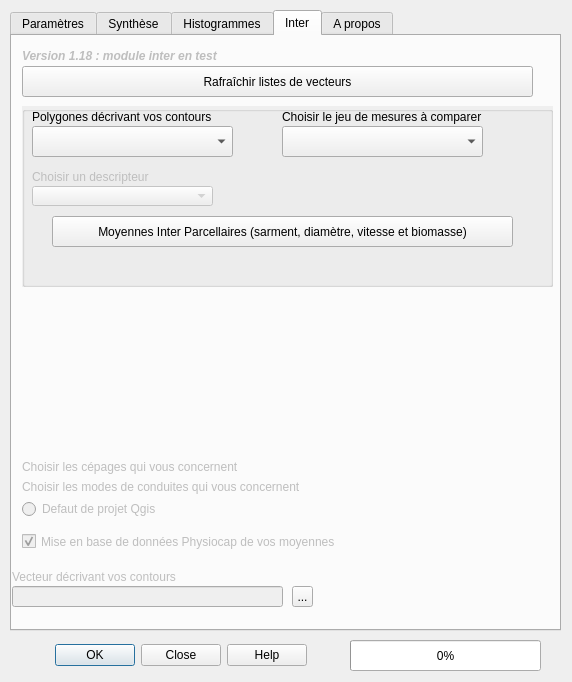
Qt form Physiocap_dialog_base.ui (jhemmi/QgisPhysiocapPlugin) before a commit.
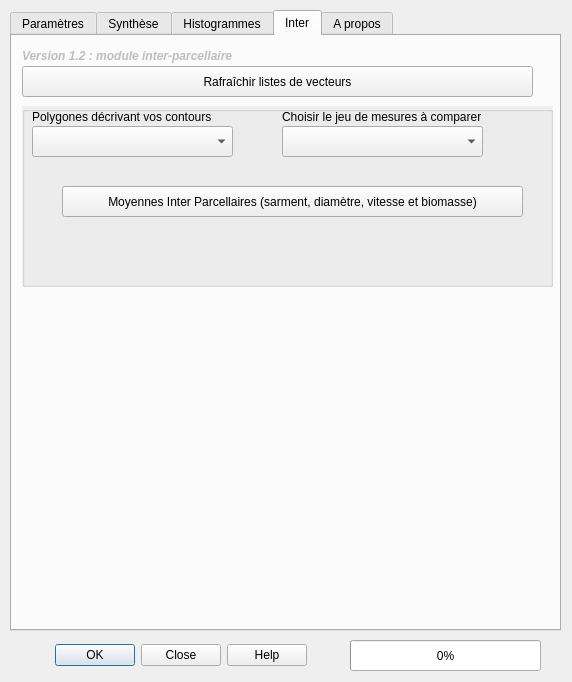
The same form after that commit. The open tabs and pages were chosen to show the change.

Diff of the .ui file:
```diff
--- a/Physiocap_dialog_base.ui
+++ b/Physiocap_dialog_base.ui
@@ -785,73 +785,6 @@
     <attribute name="title">
      <string>Inter</string>
     </attribute>
-    <widget class="QRadioButton" name="radioButtonQgisProject">
-     <property name="enabled">
-      <bool>false</bool>
-     </property>
-     <property name="geometry">
-      <rect>
-       <x>10</x>
-       <y>460</y>
-       <width>201</width>
-       <height>26</height>
-      </rect>
-     </property>
-     <property name="text">
-      <string>Defaut de projet Qgis</string>
-     </property>
-    </widget>
-    <widget class="QCheckBox" name="checkBoxBD">
-     <property name="enabled">
-      <bool>false</bool>
-     </property>
-     <property name="geometry">
-      <rect>
-       <x>10</x>
-       <y>490</y>
-       <width>491</width>
-       <height>31</height>
-      </rect>
-     </property>
-     <property name="text">
-      <string>Mise en base de données Physiocap de vos moyennes</string>
-     </property>
-     <property name="checked">
-      <bool>true</bool>
-     </property>
-    </widget>
-    <widget class="QLabel" name="label_80">
-     <property name="enabled">
-      <bool>false</bool>
-     </property>
-     <property name="geometry">
-      <rect>
-       <x>10</x>
-       <y>420</y>
-       <width>311</width>
-       <height>21</height>
-      </rect>
-     </property>
-     <property name="text">
-      <string>Choisir les cépages qui vous concernent</string>
-     </property>
-    </widget>
-    <widget class="QLabel" name="label_81">
-     <property name="enabled">
-      <bool>false</bool>
-     </property>
-     <property name="geometry">
-      <rect>
-       <x>10</x>
-       <y>440</y>
-       <width>371</width>
-       <height>21</height>
-      </rect>
-     </property>
-     <property name="text">
-      <string>Choisir les modes de conduites qui vous concernent</string>
-     </property>
-    </widget>
     <widget class="QLabel" name="label_60">
      <property name="enabled">
       <bool>false</bool>
@@ -865,7 +798,7 @@
       </rect>
      </property>
      <property name="text">
-      <string>&lt;html&gt;&lt;head/&gt;&lt;body&gt;&lt;p&gt;&lt;span style=&quot; font-weight:600; font-style:italic;&quot;&gt;Version 1.18 : module inter en test&lt;/span&gt;&lt;/p&gt;&lt;/body&gt;&lt;/html&gt;</string>
+      <string>&lt;html&gt;&lt;head/&gt;&lt;body&gt;&lt;p&gt;&lt;span style=&quot; font-weight:600; font-style:italic;&quot;&gt;Version 1.2 : module inter-parcellaire&lt;/span&gt;&lt;/p&gt;&lt;/body&gt;&lt;/html&gt;</string>
      </property>
     </widget>
     <widget class="QGroupBox" name="groupBoxInter">
@@ -889,8 +822,8 @@
      <widget class="QPushButton" name="ButtonInter">
       <property name="geometry">
        <rect>
-        <x>30</x>
-        <y>110</y>
+        <x>40</x>
+        <y>80</y>
         <width>461</width>
         <height>31</height>
        </rect>
@@ -938,35 +871,6 @@
        <string>Polygones décrivant vos contours</string>
       </property>
      </widget>
-     <widget class="QLabel" name="lab_62">
-      <property name="enabled">
-       <bool>false</bool>
-      </property>
-      <property name="geometry">
-       <rect>
-        <x>10</x>
-        <y>60</y>
-        <width>151</width>
-        <height>21</height>
-       </rect>
-      </property>
-      <property name="text">
-       <string>Choisir un descripteur</string>
-      </property>
-     </widget>
-     <widget class="QComboBox" name="fieldComboFieldContours">
-      <property name="enabled">
-       <bool>false</bool>
-      </property>
-      <property name="geometry">
-       <rect>
-        <x>10</x>
-        <y>80</y>
-        <width>181</width>
-        <height>20</height>
-       </rect>
-      </property>
-     </widget>
      <widget class="QLabel" name="lab_63">
       <property name="enabled">
        <bool>true</bool>
@@ -984,51 +888,6 @@
       </property>
      </widget>
     </widget>
-    <widget class="QLabel" name="lab_71">
-     <property name="enabled">
-      <bool>false</bool>
-     </property>
-     <property name="geometry">
-      <rect>
-       <x>0</x>
-       <y>530</y>
-       <width>321</width>
-       <height>21</height>
-      </rect>
-     </property>
-     <property name="text">
-      <string>Vecteur décrivant vos contours</string>
-     </property>
-    </widget>
-    <widget class="QLineEdit" name="lineEditContours">
-     <property name="enabled">
-      <bool>false</bool>
-     </property>
-     <property name="geometry">
-      <rect>
-       <x>0</x>
-       <y>550</y>
-       <width>271</width>
-       <height>21</height>
-      </rect>
-     </property>
-    </widget>
-    <widget class="QToolButton" name="toolButtonContour">
-     <property name="enabled">
-      <bool>true</bool>
-     </property>
-     <property name="geometry">
-      <rect>
-       <x>280</x>
-       <y>550</y>
-       <width>21</width>
-       <height>21</height>
-      </rect>
-     </property>
-     <property name="text">
-      <string>...</string>
-     </property>
-    </widget>
     <widget class="QPushButton" name="ButtonInterRefresh">
      <property name="geometry">
       <rect>
```
Left out of the diff: 38 changed lines with no effect on the pictures.
